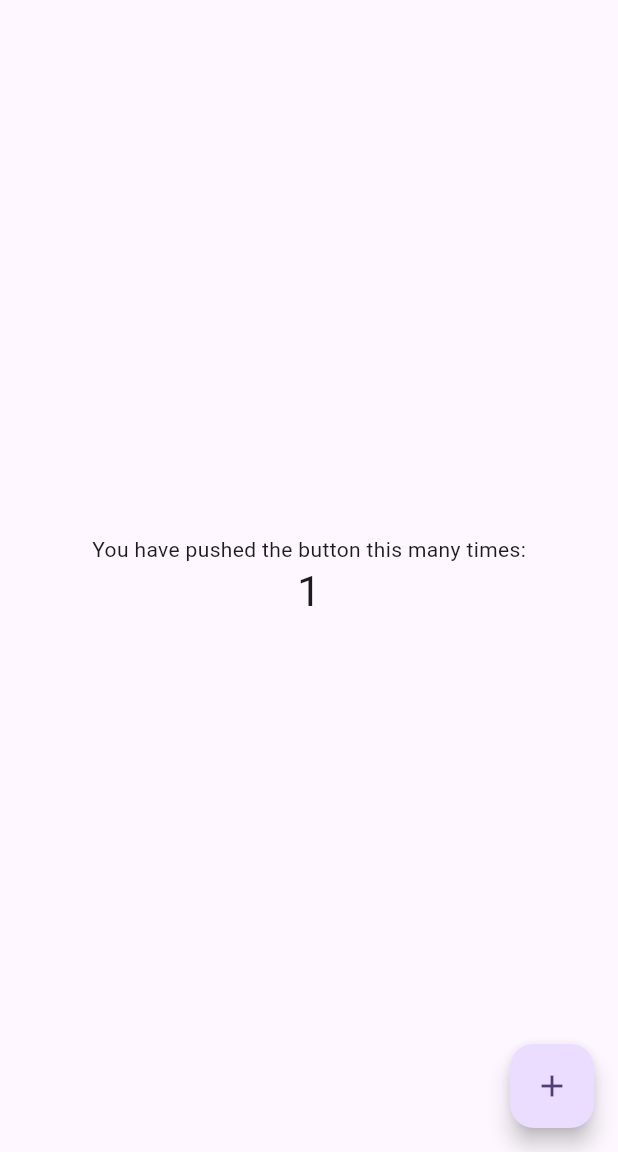
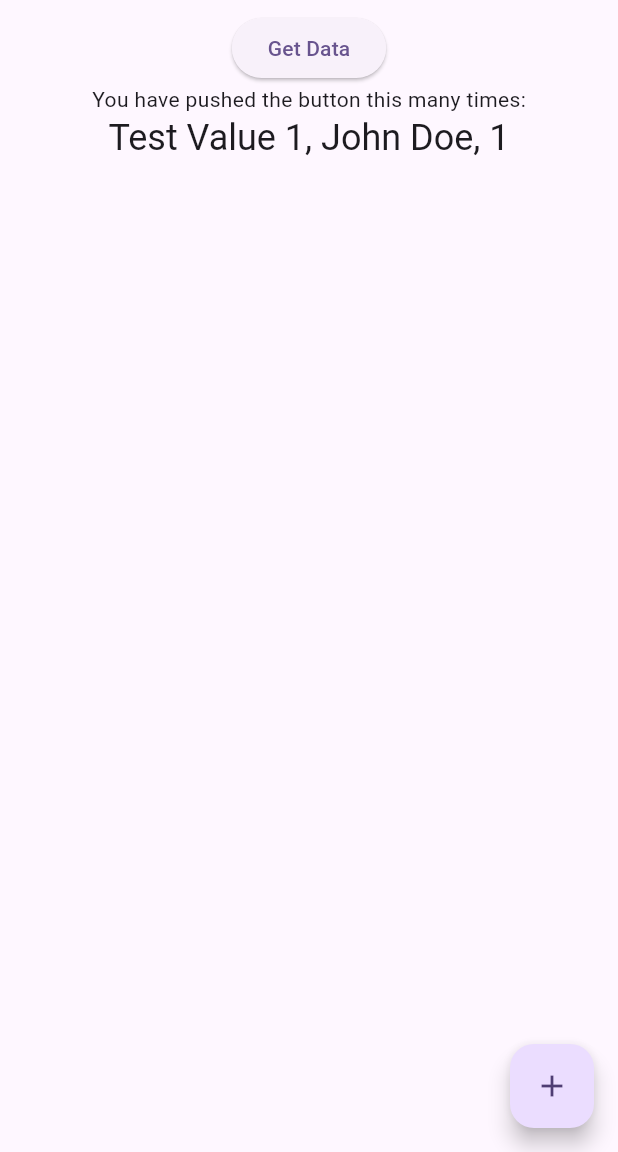
Before and after one commit to garylyq1212/flutter_sqflite, a Flutter app: the screen it shows after launch, after a tap on the "add" icon, on a phone screen of 412 x 824 dp, the part 84-1236 px from its top. Run offline on Flutter 3.47's test engine with Material 3 defaults, Android fonts, the phone set to English and light mode, and no system bars; our stand-ins replace get_it, sqflite; accounts and stored records are empty.

```diff
--- a/lib/main.dart
+++ b/lib/main.dart
@@ -14,16 +14,6 @@ void main() async {
   try {
     db = await getIt.get<DatabaseService>().initDatabase();
     log("DB: ${await db?.database.getVersion()}");
-
-    await db?.insert(
-      "Test",
-      {
-        "id": 1,
-        "value": "Test Value",
-        "name": "John Doe",
-      },
-      conflictAlgorithm: ConflictAlgorithm.rollback,
-    );
   } catch (e) {
     log("ERROR: $e");
   }
@@ -71,12 +61,31 @@ class MyHomePage extends StatefulWidget {
 
 class _MyHomePageState extends State<MyHomePage> {
   int _counter = 0;
+  List<Map<String, Object?>>? maps;
 
   void _incrementCounter() async {
-    log("DB_TABLE: ${await widget.db?.query("Test")}");
     setState(() {
       _counter++;
     });
+
+    await widget.db?.insert(
+      "Test",
+      {
+        "value": "Test Value $_counter",
+        "name": "John Doe",
+        "count": "$_counter",
+      },
+      conflictAlgorithm: ConflictAlgorithm.rollback,
+    );
+
+    _getData();
+
+    log("DB_TABLE: $maps");
+  }
+
+  Future<void> _getData() async {
+    maps = await widget.db?.query("Test");
+    setState(() {});
   }
 
   @override
@@ -86,18 +95,37 @@ class _MyHomePageState extends State<MyHomePage> {
         backgroundColor: Theme.of(context).colorScheme.inversePrimary,
         title: Text(widget.title),
       ),
-      body: Center(
+      body: SingleChildScrollView(
+        child: Padding(
+          padding: const EdgeInsets.all(8.0),
           child: Column(
             mainAxisAlignment: MainAxisAlignment.center,
             children: <Widget>[
+              ElevatedButton(
+                onPressed: _getData,
+                child: const Text('Get Data'),
+              ),
               const Text(
                 'You have pushed the button this many times:',
               ),
-            Text(
-              '$_counter',
-              style: Theme.of(context).textTheme.headlineMedium,
+              ListView.builder(
+                shrinkWrap: true,
+                itemCount: maps?.length ?? 0,
+                itemBuilder: (context, index) {
+                  if (maps == null || (maps ?? []).isEmpty) {
+                    return const Text('NO DATA!');
+                  }
+
+                  return Center(
+                    child: Text(
+                      '${maps?[index]['value'] ?? ''}, ${maps?[index]['name'] ?? ''}, ${maps?[index]['count'] ?? ''}',
+                      style: Theme.of(context).textTheme.headlineSmall,
+                    ),
+                  );
+                },
               ),
             ],
+          ),
         ),
       ),
       floatingActionButton: FloatingActionButton(
--- a/lib/services/database_service.dart
+++ b/lib/services/database_service.dart
@@ -12,7 +12,7 @@ class DatabaseService {
 
     _database = await openDatabase(
       path,
-      version: 6,
+      version: 3,
       onCreate: (db, version) async {
         await db
             .execute("CREATE TABLE Test (id INTEGER PRIMARY KEY, value TEXT)");
@@ -21,12 +21,17 @@ class DatabaseService {
         log("DB_SERVICE: $newVersion");
 
         // Old version will also increment when the version is upgraded
-        if (oldVersion < newVersion) {
-          log('EXECUTE UPGRADE');
+        if (oldVersion != 2) {
+          log('EXECUTE UPGRADE $newVersion');
           await db.execute("ALTER TABLE Test ADD COLUMN name TEXT");
 
           // Cannot add the same column
           // await db.execute("ALTER TABLE Test ADD COLUMN name TEXT");
+        }
+
+        if (oldVersion != 3) {
+          log('EXECUTE UPGRADE $newVersion');
+          await db.execute("ALTER TABLE Test ADD COLUMN count INTEGER");
         }
       },
     );
```
Lines whose indentation alone changed are shown as unchanged.
